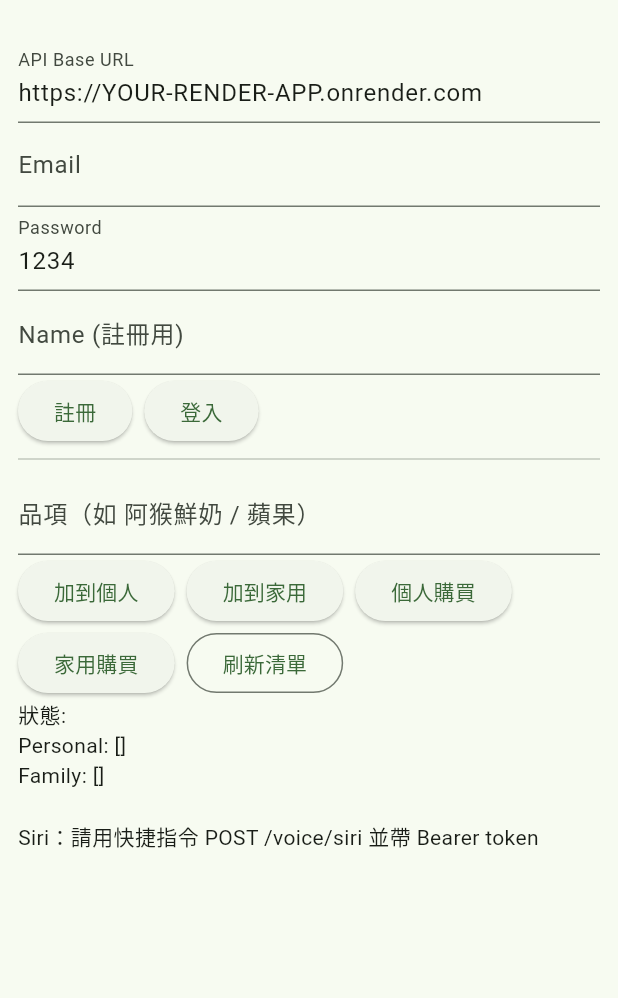
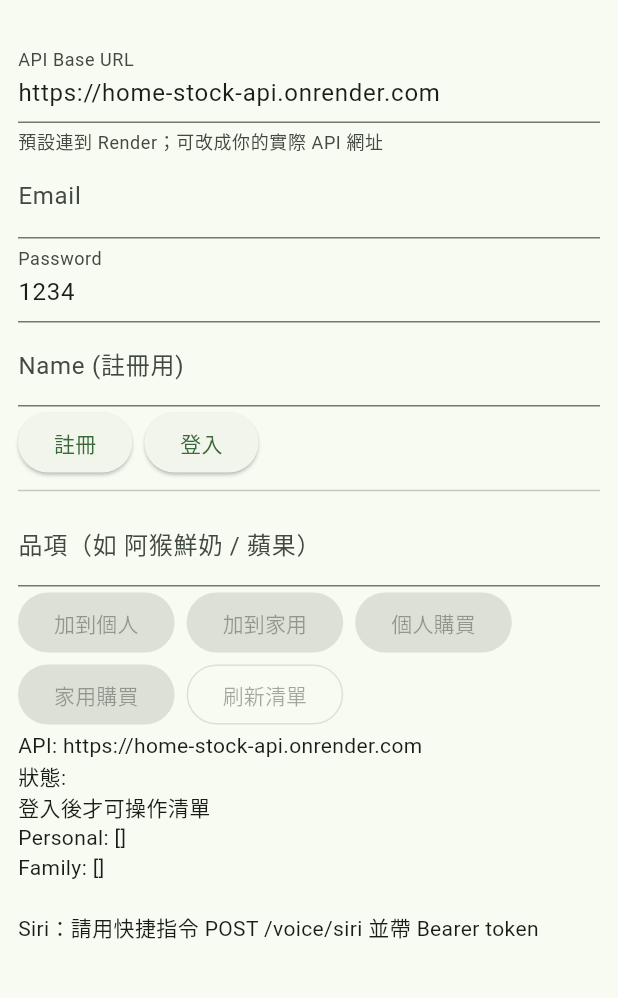
Before and after one commit to JackChen6203/home-stock-assistant, a Flutter app: the screen it shows after launch, on a phone screen of 412 x 824 dp, the part 63-1061 px from its top. Run offline on Flutter 3.47's test engine with Material 3 defaults, Android fonts, the phone set to English and light mode, and no system bars; our stand-ins replace dio.

Commit message:
fix: connect mobile app to render api

```diff
--- a/mobile/lib/main.dart
+++ b/mobile/lib/main.dart
@@ -1,5 +1,10 @@
 import 'package:dio/dio.dart';
 import 'package:flutter/material.dart';
+
+const String _defaultApiBaseUrl = String.fromEnvironment(
+  'API_BASE_URL',
+  defaultValue: 'https://home-stock-api.onrender.com',
+);
 
 void main() {
   runApp(const HomeStockApp());
@@ -26,7 +31,7 @@ class HomePage extends StatefulWidget {
 }
 
 class _HomePageState extends State<HomePage> {
-  final baseUrlCtl = TextEditingController(text: 'https://YOUR-RENDER-APP.onrender.com');
+  final baseUrlCtl = TextEditingController(text: _defaultApiBaseUrl);
   final emailCtl = TextEditingController();
   final pwdCtl = TextEditingController(text: '1234');
   final nameCtl = TextEditingController();
@@ -36,39 +41,87 @@ class _HomePageState extends State<HomePage> {
   Map<String, dynamic> items = {'personal': [], 'family': []};
   String status = '';
 
-  Dio get dio => Dio(BaseOptions(baseUrl: baseUrlCtl.text.trim()));
+  String get apiBaseUrl => baseUrlCtl.text.trim().replaceAll(RegExp(r'/+$'), '');
+
+  Dio get dio => Dio(BaseOptions(baseUrl: apiBaseUrl));
+
+  Map<String, String> get authHeaders => token.isEmpty ? {} : {'Authorization': 'Bearer $token'};
+
+  String describeDioError(DioException e) {
+    final response = e.response;
+    if (response != null) {
+      final data = response.data;
+      final detail = data is Map && data['detail'] != null ? data['detail'].toString() : data.toString();
+      return 'HTTP ${response.statusCode}: $detail';
+    }
+    return e.message ?? e.type.name;
+  }
+
+  @override
+  void dispose() {
+    baseUrlCtl.dispose();
+    emailCtl.dispose();
+    pwdCtl.dispose();
+    nameCtl.dispose();
+    itemCtl.dispose();
+    super.dispose();
+  }
 
   Future<void> register() async {
+    try {
       final r = await dio.post('/auth/register', data: {'email': emailCtl.text, 'password': pwdCtl.text, 'name': nameCtl.text});
       setState(() => status = '註冊成功 user=${r.data['user_id']}');
+    } on DioException catch (e) {
+      setState(() => status = '註冊失敗：${describeDioError(e)}');
+    }
   }
 
   Future<void> login() async {
+    try {
       final r = await dio.post('/auth/login', data: {'email': emailCtl.text, 'password': pwdCtl.text});
       setState(() {
         token = r.data['token'];
         status = '登入成功';
       });
       await fetchItems();
+    } on DioException catch (e) {
+      setState(() => status = '登入失敗：${describeDioError(e)}');
+    }
   }
 
   Future<void> addItem(String type) async {
+    try {
       await dio.post('/items',
           data: {'name': itemCtl.text, 'qty_needed': 1, 'list_type': type},
-        options: Options(headers: {'Authorization': 'Bearer $token'}));
+          options: Options(headers: authHeaders));
       await fetchItems();
+    } on DioException catch (e) {
+      setState(() => status = '新增失敗：${describeDioError(e)}');
+    }
   }
 
   Future<void> buy(String type) async {
+    try {
       await dio.post('/purchase',
           data: {'item_name': itemCtl.text, 'for_list_type': type},
-        options: Options(headers: {'Authorization': 'Bearer $token'}));
+          options: Options(headers: authHeaders));
       await fetchItems();
+    } on DioException catch (e) {
+      setState(() => status = '購買失敗：${describeDioError(e)}');
+    }
   }
 
   Future<void> fetchItems() async {
-    final r = await dio.get('/items/me', options: Options(headers: {'Authorization': 'Bearer $token'}));
+    if (token.isEmpty) {
+      setState(() => status = '請先登入再刷新清單');
+      return;
+    }
+    try {
+      final r = await dio.get('/items/me', options: Options(headers: authHeaders));
       setState(() => items = Map<String, dynamic>.from(r.data));
+    } on DioException catch (e) {
+      setState(() => status = '讀取清單失敗：${describeDioError(e)}');
+    }
   }
 
   @override
@@ -78,7 +131,13 @@ class _HomePageState extends State<HomePage> {
       body: Padding(
         padding: const EdgeInsets.all(12),
         child: ListView(children: [
-          TextField(controller: baseUrlCtl, decoration: const InputDecoration(labelText: 'API Base URL')),
+          TextField(
+            controller: baseUrlCtl,
+            decoration: const InputDecoration(
+              labelText: 'API Base URL',
+              helperText: '預設連到 Render；可改成你的實際 API 網址',
+            ),
+          ),
           TextField(controller: emailCtl, decoration: const InputDecoration(labelText: 'Email')),
           TextField(controller: pwdCtl, decoration: const InputDecoration(labelText: 'Password')),
           TextField(controller: nameCtl, decoration: const InputDecoration(labelText: 'Name (註冊用)')),
@@ -90,13 +149,15 @@ class _HomePageState extends State<HomePage> {
           const Divider(),
           TextField(controller: itemCtl, decoration: const InputDecoration(labelText: '品項（如 阿猴鮮奶 / 蘋果）')),
           Wrap(spacing: 8, children: [
-            ElevatedButton(onPressed: () => addItem('personal'), child: const Text('加到個人')),
-            ElevatedButton(onPressed: () => addItem('family'), child: const Text('加到家用')),
-            ElevatedButton(onPressed: () => buy('personal'), child: const Text('個人購買')),
-            ElevatedButton(onPressed: () => buy('family'), child: const Text('家用購買')),
-            OutlinedButton(onPressed: fetchItems, child: const Text('刷新清單')),
+            ElevatedButton(onPressed: token.isEmpty ? null : () => addItem('personal'), child: const Text('加到個人')),
+            ElevatedButton(onPressed: token.isEmpty ? null : () => addItem('family'), child: const Text('加到家用')),
+            ElevatedButton(onPressed: token.isEmpty ? null : () => buy('personal'), child: const Text('個人購買')),
+            ElevatedButton(onPressed: token.isEmpty ? null : () => buy('family'), child: const Text('家用購買')),
+            OutlinedButton(onPressed: token.isEmpty ? null : fetchItems, child: const Text('刷新清單')),
           ]),
+          Text('API: ${apiBaseUrl.isEmpty ? "未設定" : apiBaseUrl}'),
           Text('狀態: $status'),
+          Text(token.isEmpty ? '登入後才可操作清單' : 'Token: ${token.substring(0, token.length > 16 ? 16 : token.length)}...'),
           Text('Personal: ${items['personal']}'),
           Text('Family: ${items['family']}'),
           const SizedBox(height: 20),
```
Also changed, not shown: 2 other files. Lines whose indentation alone changed are shown as unchanged.
